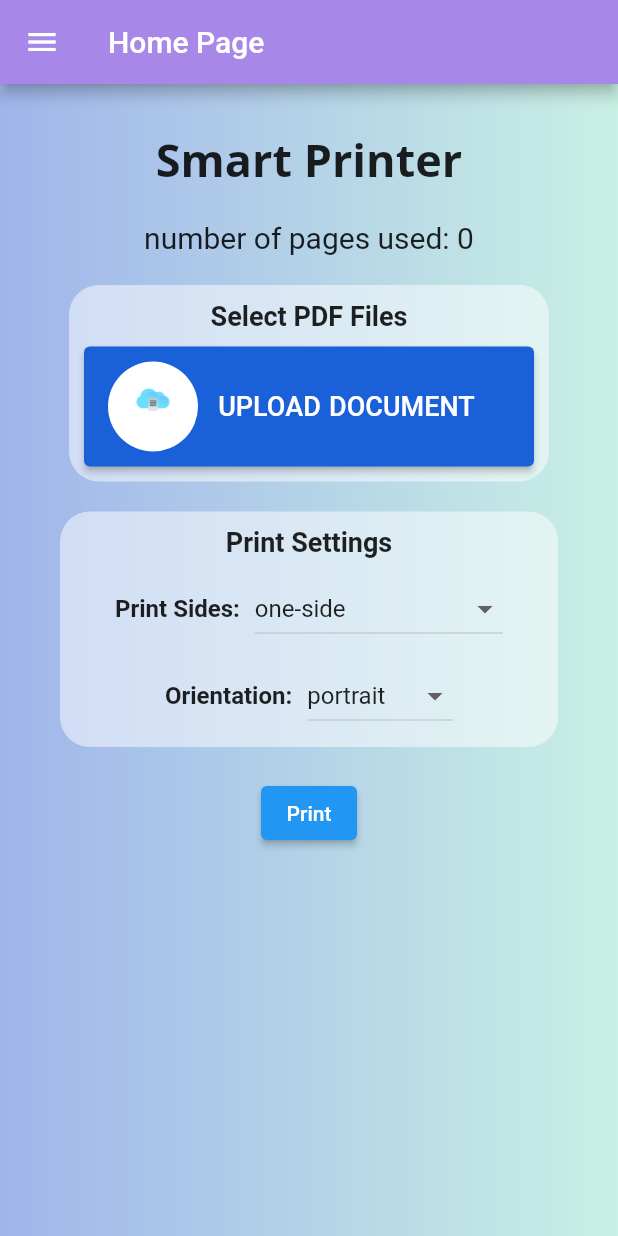
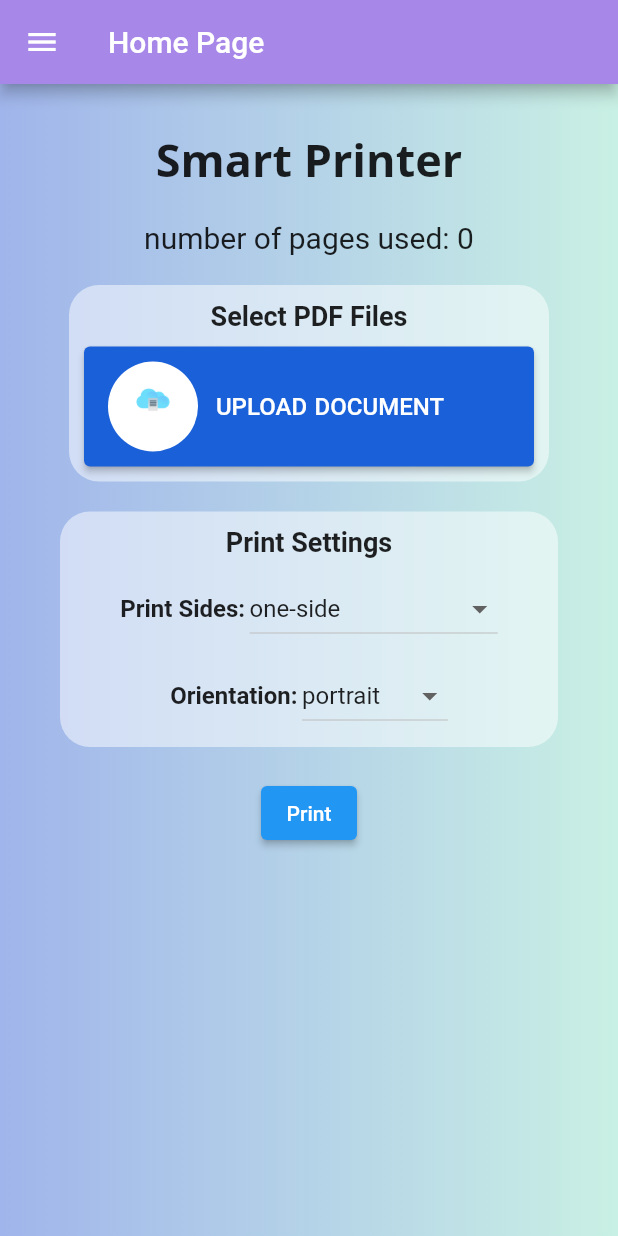
Before and after one commit to devanganaB/smart_printer, a Flutter app: the screen it shows once a user with an empty profile is signed in, on a phone screen of 412 x 824 dp. Run offline on Flutter 3.47's test engine with Material 2 defaults, Android fonts, the phone set to English and light mode, and no system bars; our stand-ins replace cloud_firestore, file_picker, firebase_auth, firebase_core, fluttertoast; accounts and stored records are empty; Roboto replaces fonts that are missing (Open Sans, Times New Roman).

Commit message:
overflow checked

```diff
--- a/lib/Screens/HomePage.dart
+++ b/lib/Screens/HomePage.dart
@@ -236,7 +236,7 @@ class _HomePageState extends State<HomePage> {
                                 style: TextStyle(
                                     wordSpacing: 1,
                                     fontFamily: 'Times New Roman',
-                                    fontSize: 18))
+                                    fontSize: 16))
                           ],
                         ),
                       ),
@@ -328,7 +328,7 @@ class _HomePageState extends State<HomePage> {
                           style: TextStyle(
                               fontSize: 16, fontWeight: FontWeight.bold),
                         ),
-                        const SizedBox(width: 10),
+                        const SizedBox(width: 3),
                         DropdownButton<String>(
                           value: sides,
                           onChanged: (String? newValue) {
@@ -358,7 +358,7 @@ class _HomePageState extends State<HomePage> {
                           style: TextStyle(
                               fontSize: 16, fontWeight: FontWeight.bold),
                         ),
-                        const SizedBox(width: 10),
+                        const SizedBox(width: 3),
                         DropdownButton<String>(
                           value: orien,
                           onChanged: (String? newValue) {
```
